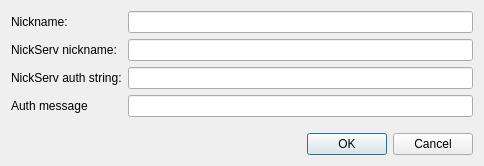
This is src/plugins/azoth/plugins/acetamide/newnickservidentifydialog.ui in 0xd34df00d/leechcraft as Qt 5 draws it before an edit. The edited form follows.
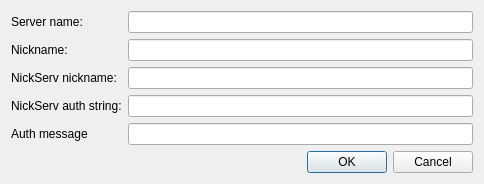
This is the edited form.

```diff
--- a/src/plugins/azoth/plugins/acetamide/newnickservidentifydialog.ui
+++ b/src/plugins/azoth/plugins/acetamide/newnickservidentifydialog.ui
@@ -16,46 +16,56 @@
   <layout class="QGridLayout" name="gridLayout">
    <item row="0" column="0">
     <layout class="QFormLayout" name="formLayout">
-     <item row="0" column="0">
+     <item row="1" column="0">
       <widget class="QLabel" name="nicknameLabel">
        <property name="text">
         <string>Nickname:</string>
        </property>
       </widget>
      </item>
-     <item row="0" column="1">
+     <item row="1" column="1">
       <widget class="QLineEdit" name="NickName_"/>
      </item>
-     <item row="1" column="0">
+     <item row="2" column="0">
       <widget class="QLabel" name="nickServNicknameLabel">
        <property name="text">
         <string>NickServ nickname:</string>
        </property>
       </widget>
      </item>
-     <item row="1" column="1">
+     <item row="2" column="1">
       <widget class="QLineEdit" name="NickServNickname_"/>
      </item>
-     <item row="2" column="0">
+     <item row="3" column="0">
       <widget class="QLabel" name="nickServAuthStringLabel">
        <property name="text">
         <string>NickServ auth string:</string>
        </property>
       </widget>
      </item>
-     <item row="2" column="1">
+     <item row="3" column="1">
       <widget class="QLineEdit" name="NickServAuthString_"/>
      </item>
-     <item row="3" column="0">
+     <item row="4" column="0">
       <widget class="QLabel" name="authMessageLabel">
        <property name="text">
         <string>Auth message</string>
        </property>
       </widget>
      </item>
-     <item row="3" column="1">
+     <item row="4" column="1">
       <widget class="QLineEdit" name="AuthMessage_"/>
      </item>
+     <item row="0" column="0">
+      <widget class="QLabel" name="serverNameLabel">
+       <property name="text">
+        <string>Server name:</string>
+       </property>
+      </widget>
+     </item>
+     <item row="0" column="1">
+      <widget class="QLineEdit" name="Server_"/>
+     </item>
     </layout>
    </item>
    <item row="1" column="0">
```
